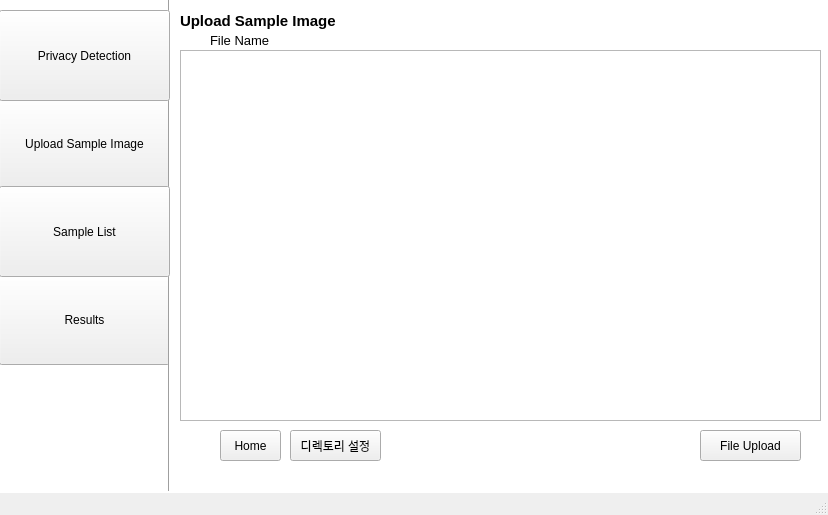
Before: the Qt Designer form app/gui/UI/ui_1.ui in CSID-DGU/2023-1-CECD3-Sugar-4, drawn with Qt 5.
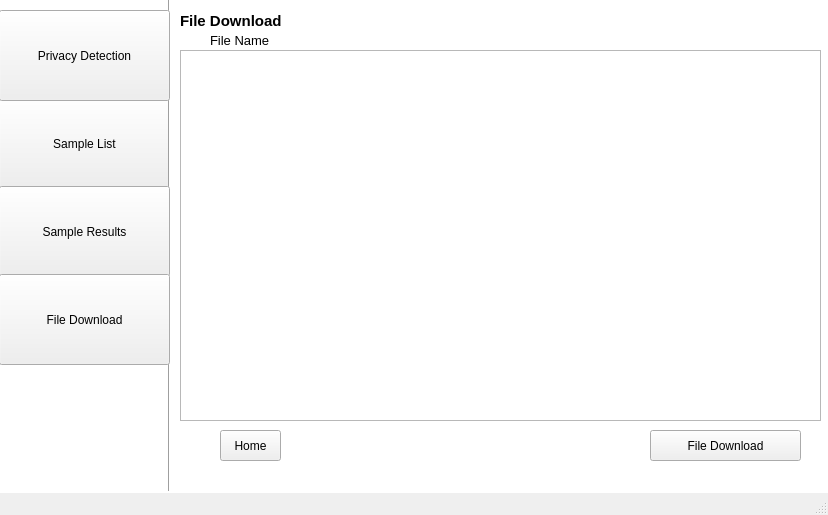
After: the same form once the commit is applied.

Commit message:
ui: File Download 기능 추가
File Download & Sample Results

Patch:
```diff
--- a/app/gui/UI/ui_1.ui
+++ b/app/gui/UI/ui_1.ui
@@ -46,20 +46,7 @@
      </rect>
     </property>
     <property name="text">
-     <string>Upload Sample Image</string>
-    </property>
-   </widget>
-   <widget class="QPushButton" name="pushButton_2">
-    <property name="geometry">
-     <rect>
-      <x>-1</x>
-      <y>274</y>
-      <width>171</width>
-      <height>91</height>
-     </rect>
-    </property>
-    <property name="text">
-     <string>Results</string>
+     <string>Sample List</string>
     </property>
    </widget>
    <widget class="Line" name="line">
@@ -94,7 +81,7 @@
      </font>
     </property>
     <property name="text">
-     <string>Upload Sample Image</string>
+     <string>File Download</string>
     </property>
    </widget>
    <widget class="QPushButton" name="pushButton_3">
@@ -113,14 +100,14 @@
    <widget class="QPushButton" name="pushButton_4">
     <property name="geometry">
      <rect>
-      <x>700</x>
+      <x>650</x>
       <y>430</y>
-      <width>101</width>
+      <width>151</width>
       <height>31</height>
      </rect>
     </property>
     <property name="text">
-     <string>File Upload</string>
+     <string>File Download</string>
     </property>
    </widget>
    <widget class="QLabel" name="label_3">
@@ -152,19 +139,6 @@
      </rect>
     </property>
    </widget>
-   <widget class="QPushButton" name="pushButton_5">
-    <property name="geometry">
-     <rect>
-      <x>290</x>
-      <y>430</y>
-      <width>91</width>
-      <height>31</height>
-     </rect>
-    </property>
-    <property name="text">
-     <string>디렉토리 설정</string>
-    </property>
-   </widget>
    <widget class="QPushButton" name="pushButton_6">
     <property name="geometry">
      <rect>
@@ -175,7 +149,7 @@
      </rect>
     </property>
     <property name="text">
-     <string>Sample List</string>
+     <string>Sample Results</string>
     </property>
    </widget>
    <widget class="QPushButton" name="pushButton_8">
@@ -191,6 +165,32 @@
      <string>Privacy Detection</string>
     </property>
    </widget>
+   <widget class="QPushButton" name="pushButton_7">
+    <property name="geometry">
+     <rect>
+      <x>-1</x>
+      <y>274</y>
+      <width>171</width>
+      <height>91</height>
+     </rect>
+    </property>
+    <property name="text">
+     <string>File Download</string>
+    </property>
+   </widget>
+   <widget class="QLabel" name="label_6">
+    <property name="geometry">
+     <rect>
+      <x>530</x>
+      <y>60</y>
+      <width>281</width>
+      <height>351</height>
+     </rect>
+    </property>
+    <property name="text">
+     <string/>
+    </property>
+   </widget>
   </widget>
   <widget class="QMenuBar" name="menubar">
    <property name="geometry">
```
The commit also changes 12 other files.
